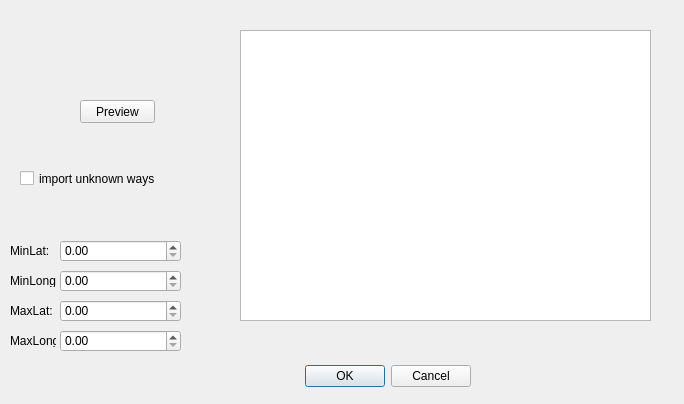
Above: src/OpenCOVER/DrivingSim/oddlot/src/gui/osmimport.ui from hlrs-vis/covise before the change. Below: the same form after it.
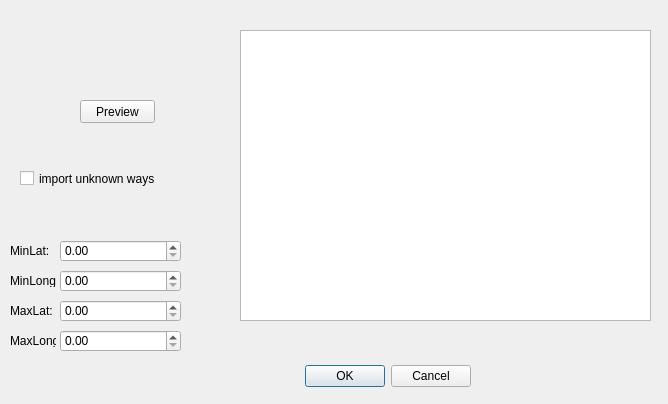
That is the form after the change.

The edit to the form file:
```diff
--- a/src/OpenCOVER/DrivingSim/oddlot/src/gui/osmimport.ui
+++ b/src/OpenCOVER/DrivingSim/oddlot/src/gui/osmimport.ui
@@ -6,7 +6,7 @@
    <rect>
     <x>0</x>
     <y>0</y>
-    <width>684</width>
+    <width>668</width>
     <height>404</height>
    </rect>
   </property>
```
